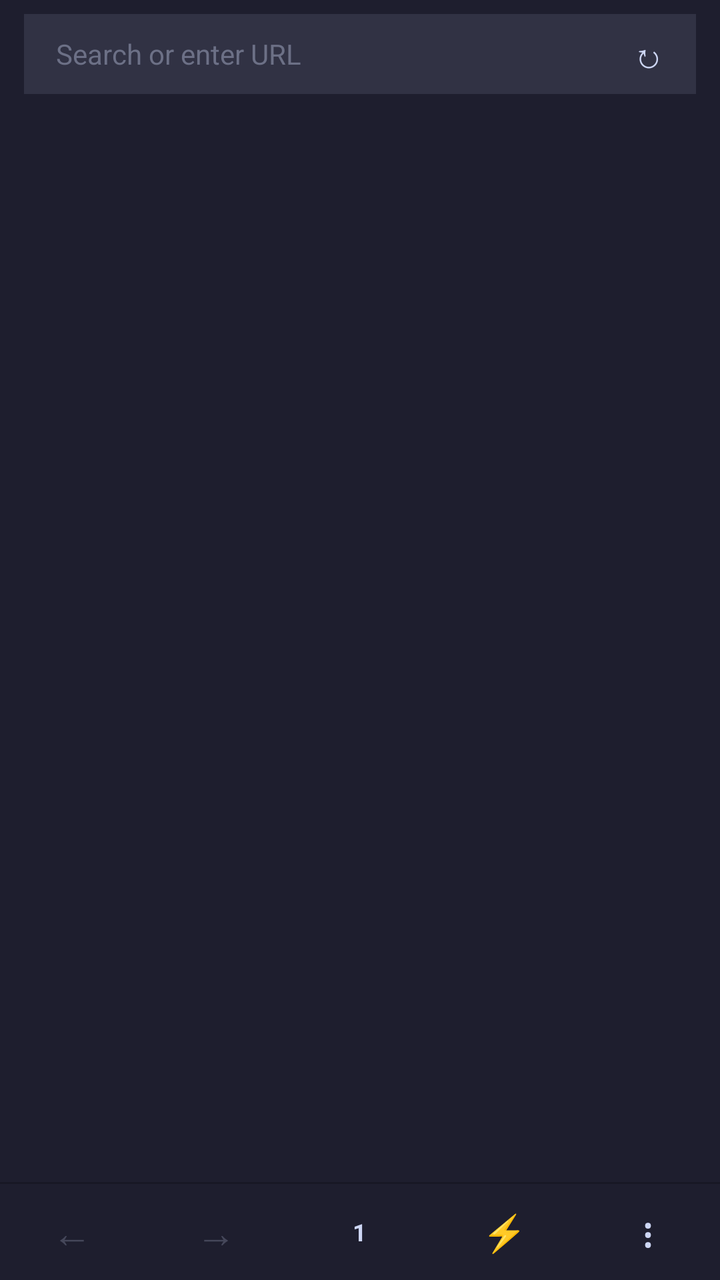
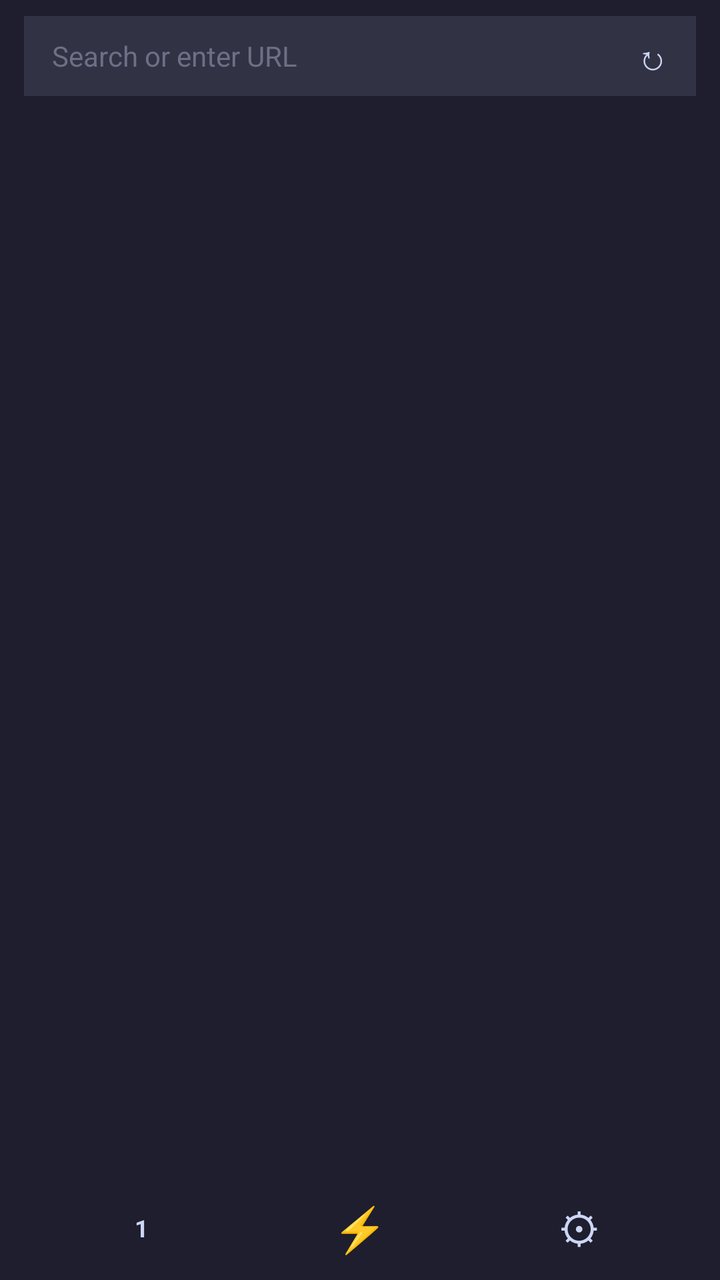

Screens rendered from an Android XML layout before and after an edit, with the pre-edit source and the edit as a unified diff.
<!-- AndroidManifest.xml: application theme Theme.Material3.DayNight.NoActionBar -->
<!-- res/layout/activity_browser.xml -->
<?xml version="1.0" encoding="utf-8"?>
<LinearLayout xmlns:android="http://schemas.android.com/apk/res/android"
    android:layout_width="match_parent"
    android:layout_height="match_parent"
    android:background="#1E1E2E"
    android:fitsSystemWindows="true"
    android:orientation="vertical">

    
    <LinearLayout
        android:layout_width="match_parent"
        android:layout_height="54dp"
        android:background="#1E1E2E"
        android:gravity="center_vertical"
        android:orientation="horizontal"
        android:paddingHorizontal="12dp"
        android:paddingVertical="7dp">

        <LinearLayout
            android:id="@+id/searchPillContainer"
            android:layout_width="match_parent"
            android:layout_height="match_parent"
            android:background="#313244"
            android:gravity="center_vertical"
            android:orientation="horizontal"
            android:paddingStart="16dp"
            android:paddingEnd="6dp">

            <EditText
                android:id="@+id/urlBar"
                android:layout_width="0dp"
                android:layout_height="match_parent"
                android:layout_weight="1"
                android:background="@android:color/transparent"
                android:hint="Search or enter URL"
                android:imeOptions="actionGo"
                android:importantForAutofill="no"
                android:inputType="textUri"
                android:selectAllOnFocus="true"
                android:singleLine="true"
                android:textColor="#CDD6F4"
                android:textColorHint="#6C7086"
                android:textSize="14sp" />

            <Button
                android:id="@+id/btnReload"
                android:layout_width="36dp"
                android:layout_height="36dp"
                android:background="@android:color/transparent"
                android:contentDescription="Reload or Clear"
                android:minWidth="0dp"
                android:minHeight="0dp"
                android:padding="0dp"
                android:text="↻"
                android:textColor="#CDD6F4"
                android:textSize="17sp" />
        </LinearLayout>
    </LinearLayout>

    
    <ProgressBar
        android:id="@+id/pageProgress"
        style="@android:style/Widget.ProgressBar.Horizontal"
        android:layout_width="match_parent"
        android:layout_height="2dp"
        android:max="100"
        android:progressBackgroundTint="#181825"
        android:progressTint="#CBA6F7"
        android:visibility="gone" />

    
    <FrameLayout
        android:id="@+id/canvasWrapper"
        android:layout_width="match_parent"
        android:layout_height="0dp"
        android:layout_weight="1"
        android:background="#1E1E2E">

        <FrameLayout
            android:id="@+id/webContainer"
            android:layout_width="match_parent"
            android:layout_height="match_parent" />

        <Button
            android:id="@+id/btnFloatingCatcher"
            android:layout_width="wrap_content"
            android:layout_height="42dp"
            android:layout_gravity="bottom|end"
            android:layout_margin="16dp"
            android:background="#A6E3A1"
            android:elevation="6dp"
            android:minWidth="68dp"
            android:minHeight="0dp"
            android:paddingHorizontal="16dp"
            android:text="⬇ 0"
            android:textAllCaps="false"
            android:textColor="#11111B"
            android:textSize="14sp"
            android:textStyle="bold"
            android:visibility="gone" />
    </FrameLayout>

    
    <View
        android:layout_width="match_parent"
        android:layout_height="1dp"
        android:background="#181825" />

    
    <LinearLayout
        android:layout_width="match_parent"
        android:layout_height="48dp"
        android:background="#1E1E2E"
        android:gravity="center_vertical"
        android:orientation="horizontal">

        <Button
            android:id="@+id/btnBack"
            android:layout_width="0dp"
            android:layout_height="match_parent"
            android:layout_weight="1"
            android:background="@android:color/transparent"
            android:contentDescription="Back"
            android:minWidth="0dp"
            android:minHeight="0dp"
            android:text="←"
            android:textColor="#45475A"
            android:textSize="20sp" />

        <Button
            android:id="@+id/btnForward"
            android:layout_width="0dp"
            android:layout_height="match_parent"
            android:layout_weight="1"
            android:background="@android:color/transparent"
            android:contentDescription="Forward"
            android:minWidth="0dp"
            android:minHeight="0dp"
            android:text="→"
            android:textColor="#45475A"
            android:textSize="20sp" />

        <FrameLayout
            android:id="@+id/tabSlot"
            android:layout_width="0dp"
            android:layout_height="match_parent"
            android:layout_weight="1"
            android:clickable="true"
            android:contentDescription="Open Tabs"
            android:focusable="true">

            <TextView
                android:id="@+id/btnTabs"
                android:layout_width="23dp"
                android:layout_height="23dp"
                android:layout_gravity="center"
                android:gravity="center"
                android:text="1"
                android:textColor="#CDD6F4"
                android:textSize="12sp"
                android:textStyle="bold" />
        </FrameLayout>

        <Button
            android:id="@+id/btnVault"
            android:layout_width="0dp"
            android:layout_height="match_parent"
            android:layout_weight="1"
            android:background="@android:color/transparent"
            android:contentDescription="Private Vault &amp; Downloads"
            android:minWidth="0dp"
            android:minHeight="0dp"
            android:text="⚡"
            android:textColor="#CBA6F7"
            android:textSize="18sp" />

        <Button
            android:id="@+id/btnMenu"
            android:layout_width="0dp"
            android:layout_height="match_parent"
            android:layout_weight="1"
            android:background="@android:color/transparent"
            android:contentDescription="Menu"
            android:minWidth="0dp"
            android:minHeight="0dp"
            android:text="⋮"
            android:textColor="#CDD6F4"
            android:textSize="20sp" />
    </LinearLayout>

</LinearLayout>
<!-- resources referenced by this layout -->
<resources>

</resources>

<!-- the commit's change to res/layout/activity_browser.xml (unified diff, before → after) -->
@@ -9,22 +9,21 @@
     
     <LinearLayout
         android:layout_width="match_parent"
-        android:layout_height="54dp"
+        android:layout_height="56dp"
         android:background="#1E1E2E"
         android:gravity="center_vertical"
-        android:orientation="horizontal"
         android:paddingHorizontal="12dp"
-        android:paddingVertical="7dp">
+        android:paddingVertical="8dp">
 
         <LinearLayout
             android:id="@+id/searchPillContainer"
             android:layout_width="match_parent"
-            android:layout_height="match_parent"
+            android:layout_height="40dp"
             android:background="#313244"
             android:gravity="center_vertical"
             android:orientation="horizontal"
-            android:paddingStart="16dp"
-            android:paddingEnd="6dp">
+            android:paddingStart="14dp"
+            android:paddingEnd="4dp">
 
             <EditText
                 android:id="@+id/urlBar"
@@ -34,8 +33,8 @@
                 android:background="@android:color/transparent"
                 android:hint="Search or enter URL"
                 android:imeOptions="actionGo"
-                android:importantForAutofill="no"
                 android:inputType="textUri"
+                android:maxLines="1"
                 android:selectAllOnFocus="true"
                 android:singleLine="true"
                 android:textColor="#CDD6F4"
@@ -47,7 +46,8 @@
                 android:layout_width="36dp"
                 android:layout_height="36dp"
                 android:background="@android:color/transparent"
-                android:contentDescription="Reload or Clear"
+                android:insetTop="0dp"
+                android:insetBottom="0dp"
                 android:minWidth="0dp"
                 android:minHeight="0dp"
                 android:padding="0dp"
@@ -60,11 +60,11 @@
     
     <ProgressBar
         android:id="@+id/pageProgress"
-        style="@android:style/Widget.ProgressBar.Horizontal"
+        style="?android:attr/progressBarStyleHorizontal"
         android:layout_width="match_parent"
         android:layout_height="2dp"
         android:max="100"
-        android:progressBackgroundTint="#181825"
+        android:progressBackgroundTint="#1E1E2E"
         android:progressTint="#CBA6F7"
         android:visibility="gone" />
 
@@ -73,86 +73,79 @@
         android:id="@+id/canvasWrapper"
         android:layout_width="match_parent"
         android:layout_height="0dp"
-        android:layout_weight="1"
-        android:background="#1E1E2E">
+        android:layout_weight="1">
 
         <FrameLayout
             android:id="@+id/webContainer"
             android:layout_width="match_parent"
             android:layout_height="match_parent" />
 
+        
+        <Button
+            android:id="@+id/btnPopupPlayer"
+            android:layout_width="wrap_content"
+            android:layout_height="38dp"
+            android:layout_gravity="bottom|end"
+            android:layout_marginEnd="16dp"
+            android:layout_marginBottom="64dp"
+            android:background="#CBA6F7"
+            android:elevation="6dp"
+            android:insetTop="0dp"
+            android:insetBottom="0dp"
+            android:minWidth="0dp"
+            android:minHeight="0dp"
+            android:paddingHorizontal="14dp"
+            android:paddingVertical="0dp"
+            android:text="▶ Pop-up"
+            android:textAllCaps="false"
+            android:textColor="#11111B"
+            android:textSize="13sp"
+            android:textStyle="bold"
+            android:visibility="gone" />
+
+        
         <Button
             android:id="@+id/btnFloatingCatcher"
             android:layout_width="wrap_content"
-            android:layout_height="42dp"
+            android:layout_height="40dp"
             android:layout_gravity="bottom|end"
             android:layout_margin="16dp"
             android:background="#A6E3A1"
             android:elevation="6dp"
-            android:minWidth="68dp"
+            android:insetTop="0dp"
+            android:insetBottom="0dp"
+            android:minWidth="0dp"
             android:minHeight="0dp"
             android:paddingHorizontal="16dp"
-            android:text="⬇ 0"
+            android:paddingVertical="0dp"
+            android:text="⬇ 1"
             android:textAllCaps="false"
             android:textColor="#11111B"
-            android:textSize="14sp"
+            android:textSize="13sp"
             android:textStyle="bold"
             android:visibility="gone" />
     </FrameLayout>
 
     
-    <View
-        android:layout_width="match_parent"
-        android:layout_height="1dp"
-        android:background="#181825" />
-
-    
     <LinearLayout
         android:layout_width="match_parent"
-        android:layout_height="48dp"
+        android:layout_height="52dp"
         android:background="#1E1E2E"
         android:gravity="center_vertical"
-        android:orientation="horizontal">
+        android:orientation="horizontal"
+        android:paddingHorizontal="16dp">
 
-        <Button
-            android:id="@+id/btnBack"
-            android:layout_width="0dp"
-            android:layout_height="match_parent"
-            android:layout_weight="1"
-            android:background="@android:color/transparent"
-            android:contentDescription="Back"
-            android:minWidth="0dp"
-            android:minHeight="0dp"
-            android:text="←"
-            android:textColor="#45475A"
-            android:textSize="20sp" />
-
-        <Button
-            android:id="@+id/btnForward"
-            android:layout_width="0dp"
-            android:layout_height="match_parent"
-            android:layout_weight="1"
-            android:background="@android:color/transparent"
-            android:contentDescription="Forward"
-            android:minWidth="0dp"
-            android:minHeight="0dp"
-            android:text="→"
-            android:textColor="#45475A"
-            android:textSize="20sp" />
-
+        
         <FrameLayout
             android:id="@+id/tabSlot"
             android:layout_width="0dp"
             android:layout_height="match_parent"
-            android:layout_weight="1"
-            android:clickable="true"
-            android:contentDescription="Open Tabs"
-            android:focusable="true">
+            android:layout_weight="1">
 
             <TextView
                 android:id="@+id/btnTabs"
-                android:layout_width="23dp"
-                android:layout_height="23dp"
+                android:layout_width="24dp"
+                android:layout_height="24dp"
                 android:layout_gravity="center"
                 android:gravity="center"
                 android:text="1"
@@ -161,31 +154,37 @@
                 android:textStyle="bold" />
         </FrameLayout>
 
+        
         <Button
             android:id="@+id/btnVault"
             android:layout_width="0dp"
             android:layout_height="match_parent"
             android:layout_weight="1"
             android:background="@android:color/transparent"
-            android:contentDescription="Private Vault &amp; Downloads"
+            android:insetTop="0dp"
+            android:insetBottom="0dp"
             android:minWidth="0dp"
             android:minHeight="0dp"
+            android:padding="0dp"
             android:text="⚡"
             android:textColor="#CBA6F7"
-            android:textSize="18sp" />
+            android:textSize="22sp" />
 
+        
         <Button
-            android:id="@+id/btnMenu"
+            android:id="@+id/btnSettings"
             android:layout_width="0dp"
             android:layout_height="match_parent"
             android:layout_weight="1"
             android:background="@android:color/transparent"
-            android:contentDescription="Menu"
+            android:insetTop="0dp"
+            android:insetBottom="0dp"
             android:minWidth="0dp"
             android:minHeight="0dp"
-            android:text="⋮"
+            android:padding="0dp"
+            android:text="⚙"
             android:textColor="#CDD6F4"
-            android:textSize="20sp" />
+            android:textSize="21sp" />
     </LinearLayout>
 
 </LinearLayout>
